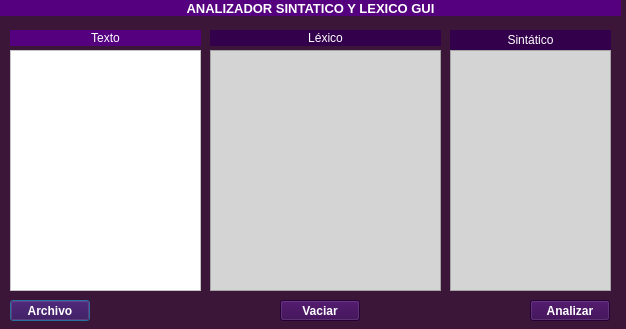
NitoLCh/Analizador-Sintactico-GUI, file dialog.ui: the form before one commit.
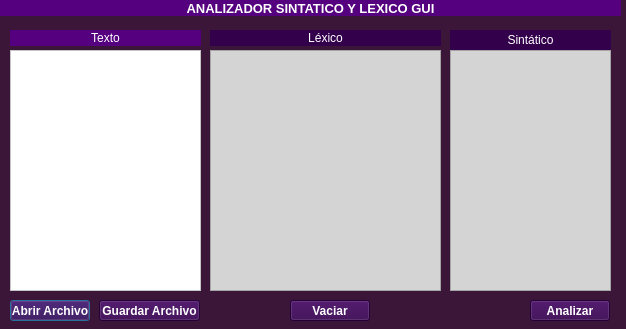
The form after the commit.

Commit message: CREACION DEL GUI

The edit to the form file:
```diff
--- a/dialog.ui
+++ b/dialog.ui
@@ -111,7 +111,7 @@
 color: rgb(255, 255, 255);</string>
    </property>
    <property name="text">
-    <string>Archivo</string>
+    <string>Abrir Archivo</string>
    </property>
   </widget>
   <widget class="QPushButton" name="pushButton_2">
@@ -203,7 +203,7 @@
   <widget class="QPushButton" name="pushButton_3">
    <property name="geometry">
     <rect>
-     <x>280</x>
+     <x>290</x>
      <y>300</y>
      <width>80</width>
      <height>21</height>
@@ -226,6 +226,32 @@
     <string>Vaciar</string>
    </property>
   </widget>
+  <widget class="QPushButton" name="pushButton_4">
+   <property name="geometry">
+    <rect>
+     <x>99</x>
+     <y>300</y>
+     <width>101</width>
+     <height>21</height>
+    </rect>
+   </property>
+   <property name="font">
+    <font>
+     <weight>75</weight>
+     <bold>true</bold>
+    </font>
+   </property>
+   <property name="autoFillBackground">
+    <bool>false</bool>
+   </property>
+   <property name="styleSheet">
+    <string notr="true">background-color: rgb(51, 0, 76);
+color: rgb(255, 255, 255);</string>
+   </property>
+   <property name="text">
+    <string>Guardar Archivo</string>
+   </property>
+  </widget>
  </widget>
  <resources/>
  <connections/>
```
The commit also changes 1 other file.
